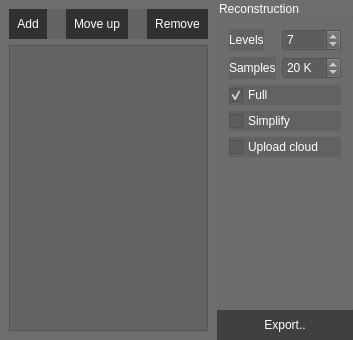
This is demo/ExporterWidget.ui in ialhashim/topo-blend as Qt 5 draws it before an edit. The edited form follows.
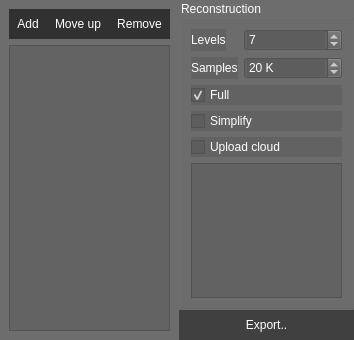
This is the edited form. Icons and pictures are not drawn.

Patch:
```diff
--- a/demo/ExporterWidget.ui
+++ b/demo/ExporterWidget.ui
@@ -6,7 +6,7 @@
    <rect>
     <x>0</x>
     <y>0</y>
-    <width>353</width>
+    <width>354</width>
     <height>340</height>
    </rect>
   </property>
@@ -55,6 +55,9 @@
         <bool>true</bool>
        </property>
        <layout class="QFormLayout" name="formLayout">
+        <property name="fieldGrowthPolicy">
+         <enum>QFormLayout::AllNonFixedFieldsGrow</enum>
+        </property>
         <item row="2" column="0">
          <widget class="QLabel" name="label">
           <property name="text">
@@ -122,6 +125,9 @@
           </property>
          </widget>
         </item>
+        <item row="7" column="0" colspan="2">
+         <widget class="QPlainTextEdit" name="log"/>
+        </item>
        </layout>
       </widget>
      </item>
```
